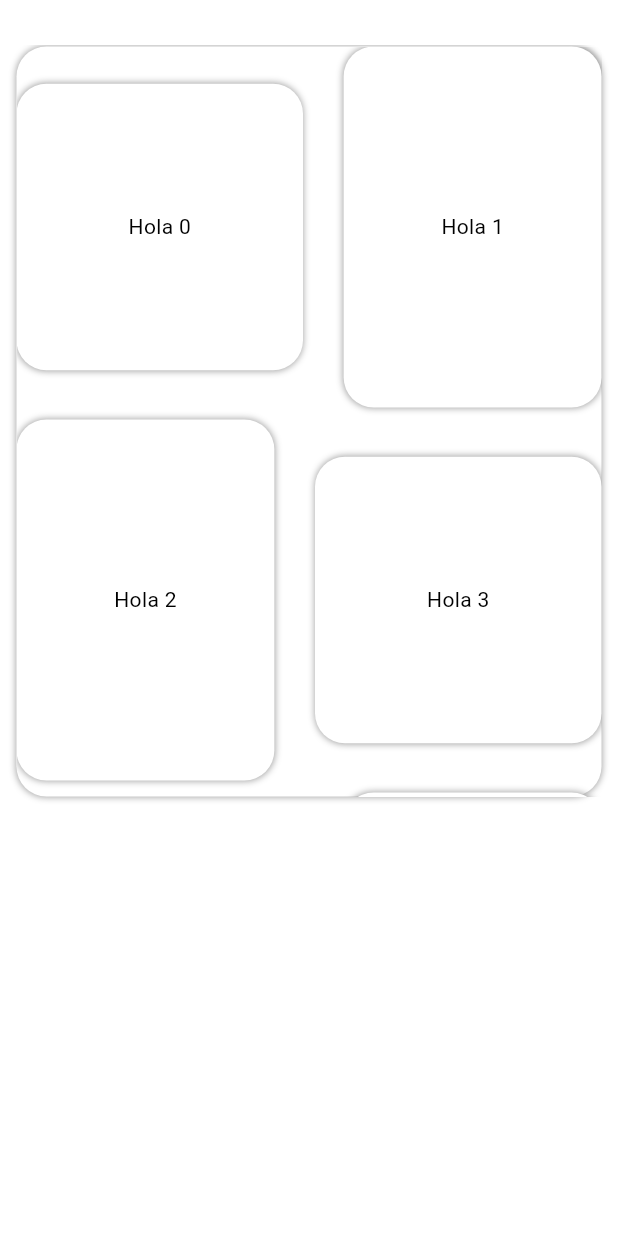
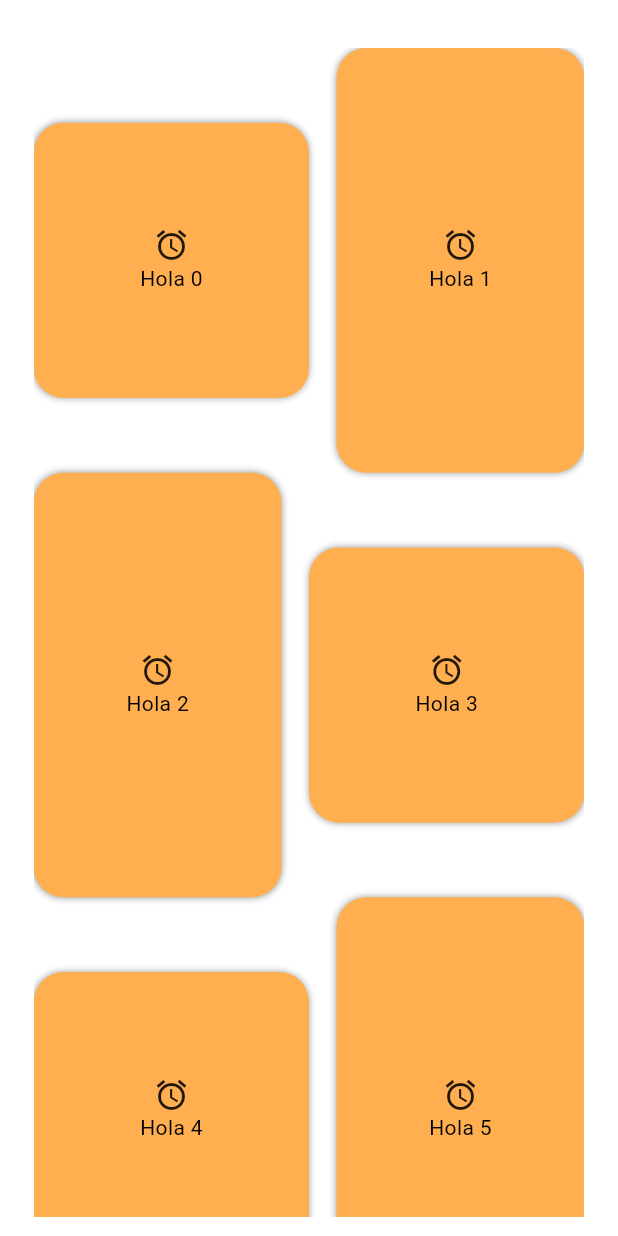
Before and after one commit to gonzacabrera2506/changapp, a Flutter app: the screen it shows after launch, on a phone screen of 412 x 824 dp. Run offline on Flutter 3.47's test engine with Material 3 defaults, Android fonts, the phone set to English and light mode, and no system bars; our stand-ins replace form_validator, go_router, motion_toast.

Commit message:
WIP: customGridViewWovenWidget

```diff
--- a/lib/shared/custom_gridViewWoven_widget.dart
+++ b/lib/shared/custom_gridViewWoven_widget.dart
@@ -1,3 +1,4 @@
+import 'package:changapp/shared/custom_row_widget.dart';
 import 'package:flutter/material.dart';
 import 'package:flutter_staggered_grid_view/flutter_staggered_grid_view.dart';
 
@@ -6,24 +7,31 @@ class CustomGridViewWoven extends StatelessWidget {
 
   @override
   Widget build(BuildContext context) {
+    final Size screenSize = MediaQuery.of(context).size;
+    final double screenWidth = screenSize.width;
+    final double screenHeight = screenSize.height;
     return Padding(
         padding: const EdgeInsets.symmetric(horizontal: 10),
-        child: Container(
-          width: 500,
-          height: 500,
-          decoration: BoxDecoration(
-              color: Colors.white,
-              boxShadow: const [BoxShadow(blurRadius: 3.5, color: Colors.grey)],
-              borderRadius: BorderRadius.circular(20)),
+        child: Padding(
+          padding: const EdgeInsets.all(1.0),
+          child: SizedBox(
+            width: screenWidth - 45,
+            height: screenHeight - 45,
+            // decoration: BoxDecoration(
+            //     color: Colors.red,
+            //     boxShadow: const [
+            //       BoxShadow(blurRadius: 3.5, color: Colors.grey)
+            //     ],
+            //     borderRadius: BorderRadius.circular(20)),
             child: GridView.custom(
               gridDelegate: SliverWovenGridDelegate.count(
                 crossAxisCount: 2,
-              mainAxisSpacing: 8,
-              crossAxisSpacing: 8,
+                mainAxisSpacing: 0,
+                crossAxisSpacing: 0,
                 pattern: [
                   const WovenGridTile(1),
                   const WovenGridTile(
-                  5 / 7,
+                    3.5 / 6,
                     crossAxisRatio: 0.9,
                     alignment: AlignmentDirectional.centerEnd,
                   ),
@@ -32,19 +40,35 @@ class CustomGridViewWoven extends StatelessWidget {
               childrenDelegate: SliverChildBuilderDelegate(
                 (context, index) => Container(
                   decoration: BoxDecoration(
-                    color: Colors.white,
+                      color: const Color(0xFFffae50),
                       boxShadow: const [
                         BoxShadow(blurRadius: 3.5, color: Colors.grey)
                       ],
                       borderRadius: BorderRadius.circular(20)),
-                child: Center(
-                  child: Text(
+                  child: Column(
+                    mainAxisAlignment: MainAxisAlignment.center,
+                    children: [
+                      // ignore: prefer_const_constructors
+                      CustomRowWidget(
+                        alignment: MainAxisAlignment.center,
+                        widgets: const [
+                          Icon(Icons.access_alarms),
+                        ],
+                      ),
+                      CustomRowWidget(
+                        alignment: MainAxisAlignment.center,
+                        widgets: [
+                          Text(
                             "Hola $index",
                             style: const TextStyle(color: Colors.black),
+                          )
+                        ],
+                      ),
+                    ],
                   ),
                 ),
+                childCount: 30,
               ),
-              childCount: 20,
             ),
           ),
         ));
```
Lines whose indentation alone changed are shown as unchanged.
